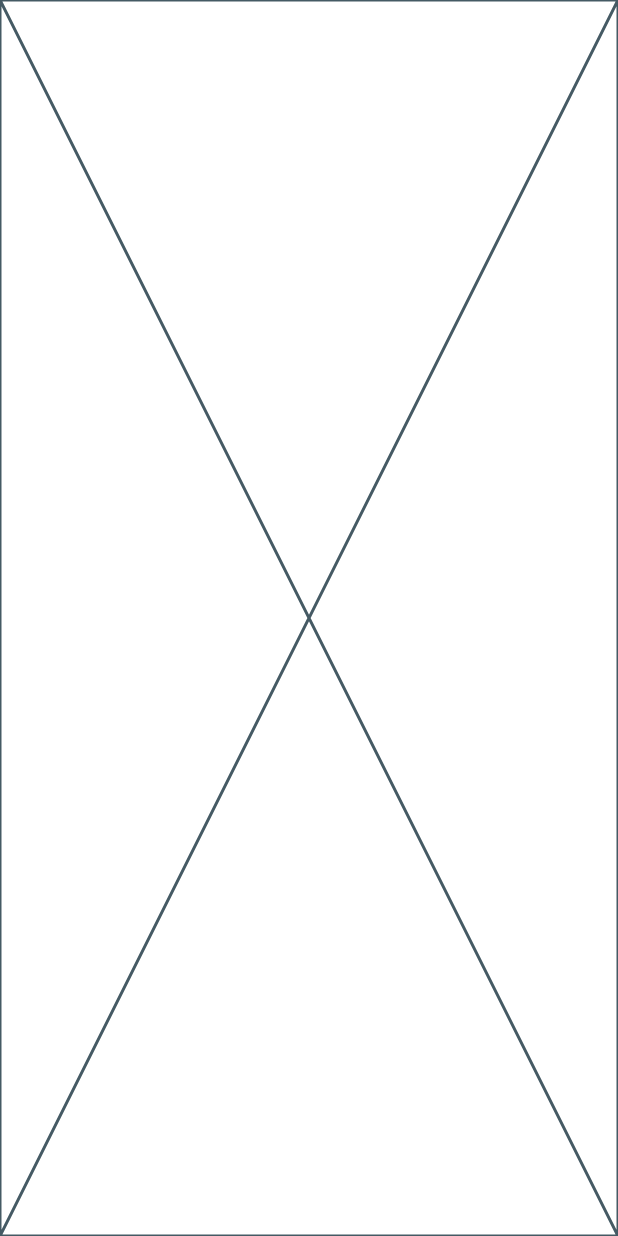
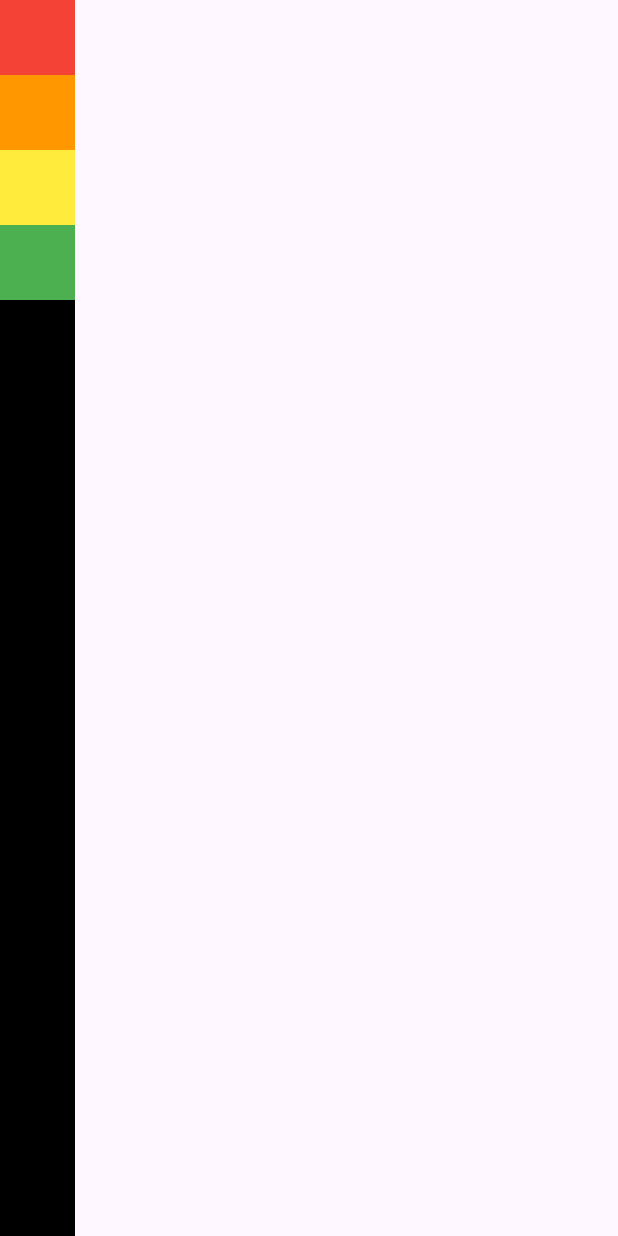
Before and after one commit to kyhyeok/inflearn_code_factory_flutter, a Flutter app: the screen it shows after launch, on a phone screen of 412 x 824 dp. Run offline on Flutter 3.47's test engine with Material 3 defaults, Android fonts, the phone set to English and light mode, and no system bars.

Commit message:
row & column - 공부를 위한 프로젝트 준비

```diff
--- /dev/null
+++ b/section_07_row_and_column/lib/const/colors.dart
@@ -0,0 +1,8 @@
+import 'package:flutter/material.dart';
+
+const colors = [
+  Colors.red,
+  Colors.orange,
+  Colors.yellow,
+  Colors.green,
+];
--- a/section_07_row_and_column/lib/screen/home_screen.dart
+++ b/section_07_row_and_column/lib/screen/home_screen.dart
@@ -1,10 +1,28 @@
 import 'package:flutter/material.dart';
+import 'package:section_07_row_and_column/const/colors.dart';
 
 class HomeScreen extends StatelessWidget {
   const HomeScreen({super.key});
 
   @override
   Widget build(BuildContext context) {
-    return const Placeholder();
+    return Scaffold(
+      body: SafeArea(
+        child: Container(
+          color: Colors.black,
+          child: Column(
+            children: colors
+                .map(
+                  (e) => Container(
+                    height: 50.0,
+                    width: 50.0,
+                    color: e,
+                  ),
+                )
+                .toList(),
+          ),
+        ),
+      ),
+    );
   }
 }
```
